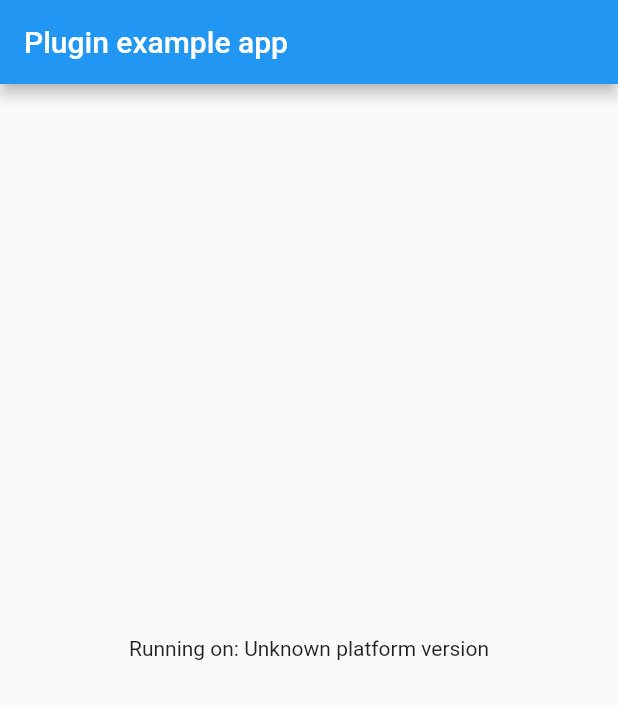
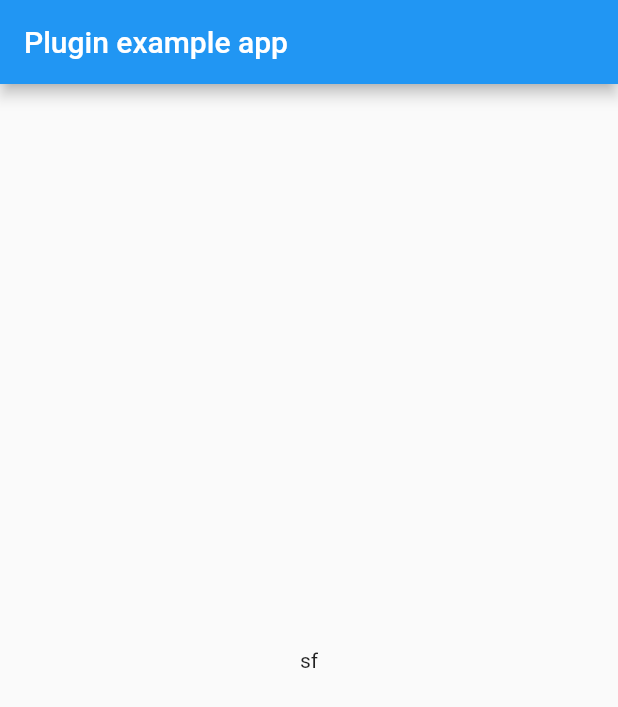
Before and after one commit to ipcjs/flutter_map_x, a Flutter app: the screen it shows after launch, on a phone screen of 412 x 824 dp. Shown: the top 707 px of the screen. Run offline on Flutter 3.47's test engine with Material 2 defaults, Android fonts, the phone set to English and light mode, and no system bars.

Commit message:
add mapView

```diff
--- a/example/lib/main.dart
+++ b/example/lib/main.dart
@@ -54,7 +54,7 @@ class _MyAppState extends State<MyApp> {
           title: const Text('Plugin example app'),
         ),
         body: Center(
-          child: Text('Running on: $_platformVersion\n'),
+          child: MapView("2").mapView,
         ),
       ),
     );
--- /dev/null
+++ b/lib/bmf_map_view.dart
@@ -0,0 +1,8 @@
+import 'package:flutter/material.dart';
+import 'package:flutter_map_x/flutter_map_x.dart';
+
+class BmfMapView implements MapView {
+  @override
+  Widget get mapView => const Text("sf");
+
+}
--- a/lib/flutter_map_x.dart
+++ b/lib/flutter_map_x.dart
@@ -5,7 +5,10 @@
 
 import 'dart:async';
 
+import 'package:flutter/material.dart';
 import 'package:flutter/services.dart';
+import 'package:flutter_map_x/bmf_map_view.dart';
+import 'package:flutter_map_x/gms_map_view.dart';
 
 class FlutterMap_x {
   static const MethodChannel _channel = MethodChannel('flutter_map_x');
@@ -15,3 +18,15 @@ class FlutterMap_x {
     return version;
   }
 }
+
+abstract class MapView {
+  // dart没有interface关键字，因为所有的class默认都是interface
+  Widget get mapView;
+
+  // 添加一个factory构造函数
+  factory MapView(String type) {
+    if (type == '1') return GmsMapView();
+    if (type == '2') return BmfMapView();
+    throw 'Can\'t create $type.';
+  }
+}
--- /dev/null
+++ b/lib/gms_map_view.dart
@@ -0,0 +1,8 @@
+import 'package:flutter/material.dart';
+import 'package:flutter_map_x/flutter_map_x.dart';
+
+class GmsMapView implements MapView {
+  @override
+  Widget get mapView => const Text("df");
+
+}
```
Also changed, not shown: example/pubspec.lock, pubspec.lock, 1 other file.
